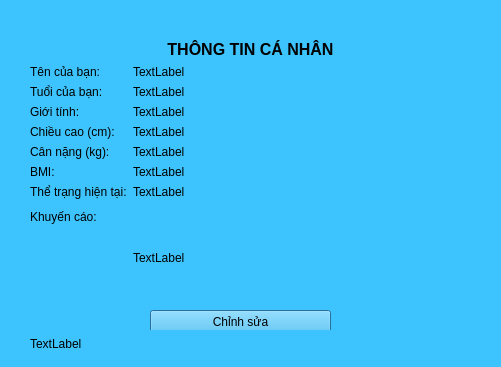
The window that forms/personalinfo.ui (Huy-nguyen-here/CalCal) describes before a commit, drawn with Qt 5.
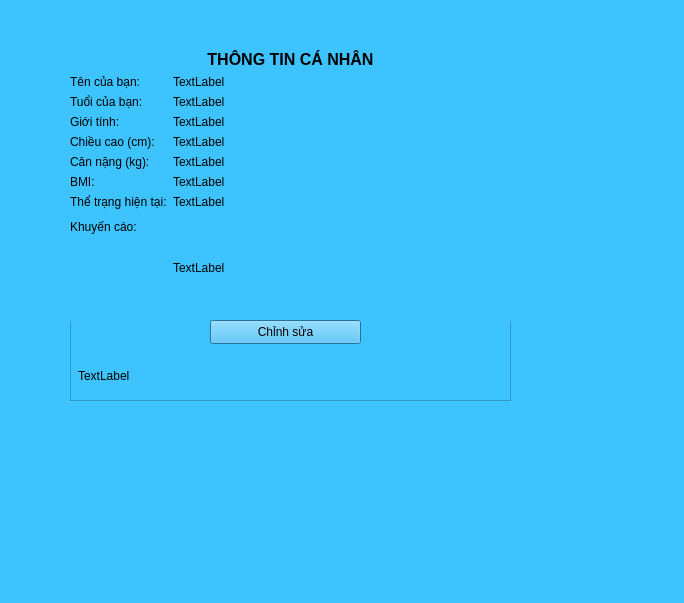
The same window after the commit.

What changed in the file:
```diff
--- a/forms/personalinfo.ui
+++ b/forms/personalinfo.ui
@@ -6,8 +6,8 @@
    <rect>
     <x>0</x>
     <y>0</y>
-    <width>501</width>
-    <height>367</height>
+    <width>684</width>
+    <height>603</height>
    </rect>
   </property>
   <property name="windowTitle">
@@ -17,15 +17,32 @@
    <string notr="true">background-color: rgb(61, 196, 254);
 color: rgb(0, 0, 0);</string>
   </property>
-  <widget class="QWidget" name="formLayoutWidget">
+  <widget class="QFrame" name="frame">
    <property name="geometry">
     <rect>
-     <x>30</x>
-     <y>40</y>
+     <x>70</x>
+     <y>50</y>
+     <width>441</width>
+     <height>351</height>
+    </rect>
+   </property>
+   <property name="frameShape">
+    <enum>QFrame::StyledPanel</enum>
+   </property>
+   <property name="frameShadow">
+    <enum>QFrame::Raised</enum>
+   </property>
+   <widget class="QWidget" name="verticalLayoutWidget">
+    <property name="geometry">
+     <rect>
+      <x>0</x>
+      <y>0</y>
      <width>441</width>
      <height>271</height>
     </rect>
    </property>
+    <layout class="QVBoxLayout" name="verticalLayout">
+     <item>
    <layout class="QFormLayout" name="formLayout">
     <item row="0" column="0" colspan="2">
      <widget class="QLabel" name="label">
@@ -140,22 +157,6 @@
       </item>
      </layout>
     </item>
-    <item row="2" column="1">
-     <widget class="QLabel" name="recommendationLabel">
-      <property name="sizePolicy">
-       <sizepolicy hsizetype="Expanding" vsizetype="Expanding">
-        <horstretch>0</horstretch>
-        <verstretch>1</verstretch>
-       </sizepolicy>
-      </property>
-      <property name="text">
-       <string>TextLabel</string>
-      </property>
-      <property name="wordWrap">
-       <bool>true</bool>
-      </property>
-     </widget>
-    </item>
     <item row="2" column="0">
      <widget class="QLabel" name="label_23">
       <property name="sizePolicy">
@@ -169,14 +170,32 @@
       </property>
      </widget>
     </item>
+       <item row="2" column="1">
+        <widget class="QLabel" name="recommendationLabel">
+         <property name="sizePolicy">
+          <sizepolicy hsizetype="Expanding" vsizetype="Expanding">
+           <horstretch>0</horstretch>
+           <verstretch>1</verstretch>
+          </sizepolicy>
+         </property>
+         <property name="text">
+          <string>TextLabel</string>
+         </property>
+         <property name="wordWrap">
+          <bool>true</bool>
+         </property>
+        </widget>
+       </item>
+      </layout>
+     </item>
    </layout>
   </widget>
   <widget class="QPushButton" name="editButton">
    <property name="geometry">
     <rect>
-     <x>150</x>
-     <y>310</y>
-     <width>181</width>
+      <x>140</x>
+      <y>270</y>
+      <width>151</width>
      <height>24</height>
     </rect>
    </property>
@@ -187,10 +206,10 @@
   <widget class="QLabel" name="dbstatus">
    <property name="geometry">
     <rect>
-     <x>30</x>
-     <y>330</y>
-     <width>441</width>
-     <height>28</height>
+      <x>8</x>
+      <y>310</y>
+      <width>431</width>
+      <height>31</height>
     </rect>
    </property>
    <property name="sizePolicy">
@@ -202,6 +221,7 @@
    <property name="text">
     <string>TextLabel</string>
    </property>
+   </widget>
   </widget>
  </widget>
  <resources/>
```
Lines whose indentation alone changed are shown as unchanged.
